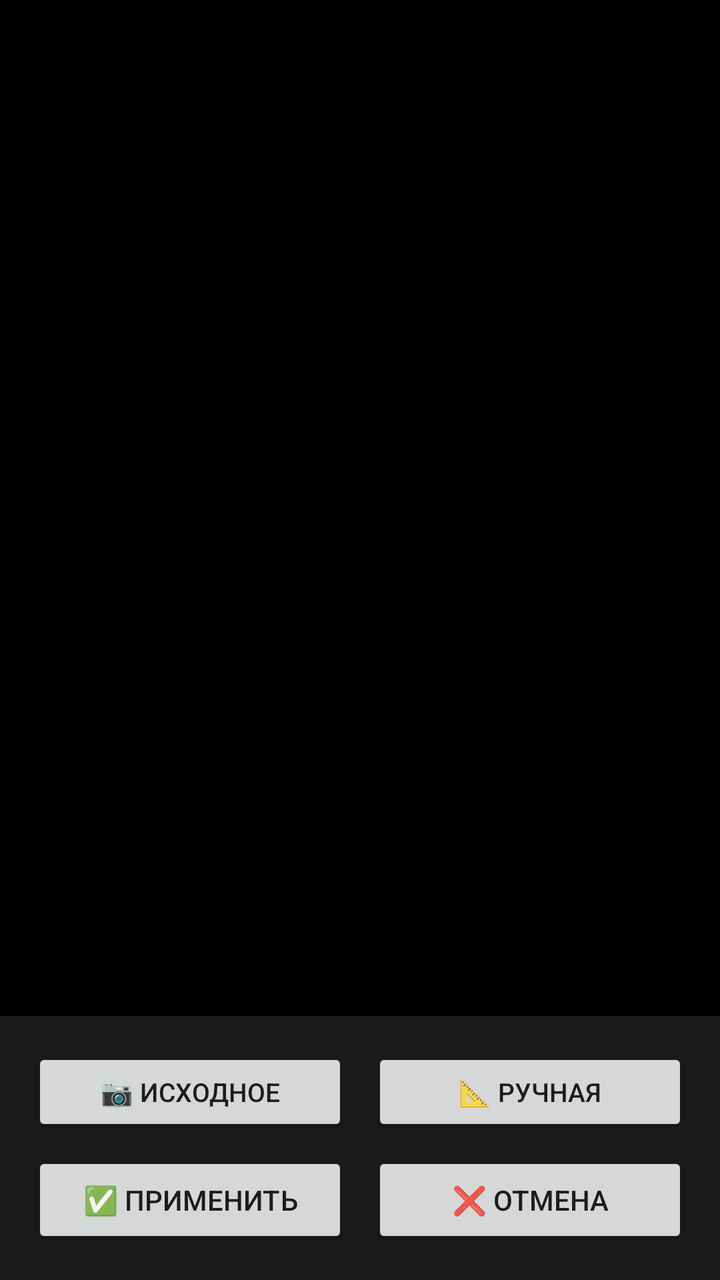
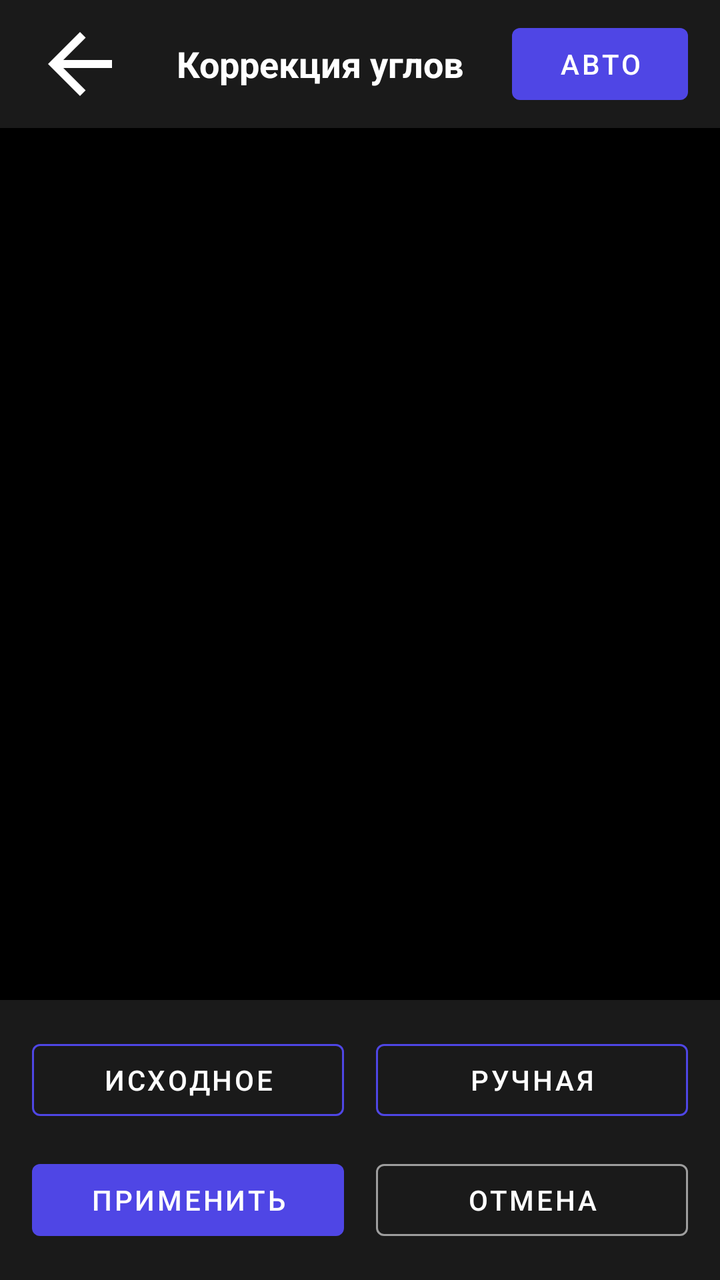

Before-and-after screenshots of an Android layout around one commit, followed by the original layout XML and the change that was made.
<!-- AndroidManifest.xml: activity theme Theme.ScanDoc -->
<!-- res/layout/activity_crop.xml -->
<?xml version="1.0" encoding="utf-8"?>
<LinearLayout xmlns:android="http://schemas.android.com/apk/res/android"
    android:layout_width="match_parent"
    android:layout_height="match_parent"
    android:orientation="vertical"
    android:background="#000000">

    <ImageView
        android:id="@+id/cropImage"
        android:contentDescription="Обрезка документа"
        android:layout_width="match_parent"
        android:layout_height="0dp"
        android:layout_weight="1"
        android:scaleType="fitCenter"/>

    <LinearLayout
        android:layout_width="match_parent"
        android:layout_height="wrap_content"
        android:orientation="vertical"
        android:padding="16dp"
        android:background="#1A1A1A">

        <LinearLayout
            android:layout_width="match_parent"
            android:layout_height="wrap_content"
            android:orientation="horizontal"
            android:layout_marginBottom="8dp">

            <Button
                android:id="@+id/originalButton"
                android:layout_width="0dp"
                android:layout_height="44dp"
                android:layout_weight="1"
                android:text="📷 Исходное"
                android:textSize="13sp"
                android:layout_marginEnd="6dp"/>

            <Button
                android:id="@+id/manualButton"
                android:layout_width="0dp"
                android:layout_height="44dp"
                android:layout_weight="1"
                android:text="📐 Ручная"
                android:textSize="13sp"
                android:layout_marginStart="6dp"/>
        </LinearLayout>

        <LinearLayout
            android:layout_width="match_parent"
            android:layout_height="wrap_content"
            android:orientation="horizontal">

            <Button
                android:id="@+id/applyButton"
                android:layout_width="0dp"
                android:layout_height="48dp"
                android:layout_weight="1"
                android:text="✅ Применить"
                android:textSize="14sp"
                android:layout_marginEnd="6dp"/>

            <Button
                android:id="@+id/cancelButton"
                android:layout_width="0dp"
                android:layout_height="48dp"
                android:layout_weight="1"
                android:text="❌ Отмена"
                android:textSize="14sp"
                android:layout_marginStart="6dp"/>
        </LinearLayout>
    </LinearLayout>

</LinearLayout>
<!-- resources referenced by this layout -->
<resources>
  <style name="Theme.ScanDoc" parent="Theme.MaterialComponents.Light.NoActionBar">
          <item name="colorPrimary">#4F46E5</item>
          <item name="colorPrimaryDark">#3730A3</item>
          <item name="colorAccent">#F59E0B</item>
          <item name="colorPrimaryVariant">@color/primary_dark</item>
          <item name="colorOnPrimary">@color/white</item>
      </style>
  <color name="primary_dark">#3730A3</color>
  <color name="white">#FFFFFF</color>
</resources>

<!-- the commit's change to res/layout/activity_crop.xml (unified diff, before → after) -->
@@ -1,48 +1,93 @@
 <?xml version="1.0" encoding="utf-8"?>
 <LinearLayout xmlns:android="http://schemas.android.com/apk/res/android"
+    xmlns:app="http://schemas.android.com/apk/res-auto"
     android:layout_width="match_parent"
     android:layout_height="match_parent"
     android:orientation="vertical"
-    android:background="#000000">
+    android:background="@color/black">
 
+    
+    <LinearLayout
+        android:layout_width="match_parent"
+        android:layout_height="wrap_content"
+        android:orientation="horizontal"
+        android:gravity="center_vertical"
+        android:paddingHorizontal="16dp"
+        android:paddingVertical="8dp"
+        android:background="@color/grey_900">
+
+        <ImageView
+            android:id="@+id/backButton"
+            android:layout_width="48dp"
+            android:layout_height="48dp"
+            android:src="@drawable/ic_back"
+            android:background="?attr/selectableItemBackgroundBorderless"
+            android:contentDescription="Назад"/>
+
+        <TextView
+            android:layout_width="0dp"
+            android:layout_height="wrap_content"
+            android:layout_weight="1"
+            android:text="Коррекция углов"
+            android:textColor="@color/white"
+            android:textSize="18sp"
+            android:textStyle="bold"
+            android:gravity="center"/>
+
+        <com.google.android.material.button.MaterialButton
+            android:id="@+id/autoDetectButton"
+            android:layout_width="wrap_content"
+            android:layout_height="wrap_content"
+            android:text="Авто"
+            app:backgroundTint="@color/primary"
+            android:textColor="@color/white"/>
+    </LinearLayout>
+
+    
     <ImageView
         android:id="@+id/cropImage"
         android:contentDescription="Обрезка документа"
         android:layout_width="match_parent"
         android:layout_height="0dp"
         android:layout_weight="1"
-        android:scaleType="fitCenter"/>
+        android:scaleType="fitCenter"
+        android:background="@color/black"/>
 
+    
     <LinearLayout
         android:layout_width="match_parent"
         android:layout_height="wrap_content"
         android:orientation="vertical"
         android:padding="16dp"
-        android:background="#1A1A1A">
+        android:background="@color/grey_900">
 
         <LinearLayout
             android:layout_width="match_parent"
             android:layout_height="wrap_content"
             android:orientation="horizontal"
-            android:layout_marginBottom="8dp">
+            android:layout_marginBottom="12dp">
 
-            <Button
+            <com.google.android.material.button.MaterialButton
                 android:id="@+id/originalButton"
+                style="@style/Widget.MaterialComponents.Button.OutlinedButton"
                 android:layout_width="0dp"
-                android:layout_height="44dp"
+                android:layout_height="wrap_content"
                 android:layout_weight="1"
-                android:text="📷 Исходное"
-                android:textSize="13sp"
-                android:layout_marginEnd="6dp"/>
+                android:text="Исходное"
+                android:textColor="@color/white"
+                app:strokeColor="@color/primary"
+                android:layout_marginEnd="8dp"/>
 
-            <Button
+            <com.google.android.material.button.MaterialButton
                 android:id="@+id/manualButton"
+                style="@style/Widget.MaterialComponents.Button.OutlinedButton"
                 android:layout_width="0dp"
-                android:layout_height="44dp"
+                android:layout_height="wrap_content"
                 android:layout_weight="1"
-                android:text="📐 Ручная"
-                android:textSize="13sp"
-                android:layout_marginStart="6dp"/>
+                android:text="Ручная"
+                android:textColor="@color/white"
+                app:strokeColor="@color/primary"
+                android:layout_marginStart="8dp"/>
         </LinearLayout>
 
         <LinearLayout
@@ -50,23 +95,27 @@
             android:layout_height="wrap_content"
             android:orientation="horizontal">
 
-            <Button
+            <com.google.android.material.button.MaterialButton
                 android:id="@+id/applyButton"
+                style="@style/Widget.MaterialComponents.Button"
                 android:layout_width="0dp"
-                android:layout_height="48dp"
+                android:layout_height="wrap_content"
                 android:layout_weight="1"
-                android:text="✅ Применить"
-                android:textSize="14sp"
-                android:layout_marginEnd="6dp"/>
+                android:text="Применить"
+                android:textColor="@color/white"
+                app:backgroundTint="@color/primary"
+                android:layout_marginEnd="8dp"/>
 
-            <Button
+            <com.google.android.material.button.MaterialButton
                 android:id="@+id/cancelButton"
+                style="@style/Widget.MaterialComponents.Button.OutlinedButton"
                 android:layout_width="0dp"
-                android:layout_height="48dp"
+                android:layout_height="wrap_content"
                 android:layout_weight="1"
-                android:text="❌ Отмена"
-                android:textSize="14sp"
-                android:layout_marginStart="6dp"/>
+                android:text="Отмена"
+                android:textColor="@color/white"
+                app:strokeColor="@color/grey_500"
+                android:layout_marginStart="8dp"/>
         </LinearLayout>
     </LinearLayout>
 
<!-- resource entries referenced after the edit -->
@@ -1,5 +1,20 @@
 <!-- resources referenced by this layout -->
 <resources>
+  <color name="black">#000000</color>
+  <color name="grey_500">#9E9E9E</color>
+  <color name="grey_900">#1A1A1A</color>
+  <color name="primary">#4F46E5</color>
+  <color name="white">#FFFFFF</color>
+  <!-- drawable ic_back (drawable) -->
+  <vector xmlns:android="http://schemas.android.com/apk/res/android"
+      android:width="24dp"
+      android:height="24dp"
+      android:viewportWidth="24"
+      android:viewportHeight="24">
+      <path
+          android:fillColor="#FFFFFF"
+          android:pathData="M20,11H7.83l5.59,-5.59L12,4l-8,8 8,8 1.41,-1.41L7.83,13H20v-2z"/>
+  </vector>
   <style name="Theme.ScanDoc" parent="Theme.MaterialComponents.Light.NoActionBar">
           <item name="colorPrimary">#4F46E5</item>
           <item name="colorPrimaryDark">#3730A3</item>
@@ -8,6 +23,5 @@
           <item name="colorOnPrimary">@color/white</item>
       </style>
   <color name="primary_dark">#3730A3</color>
-  <color name="white">#FFFFFF</color>
 </resources>
 
